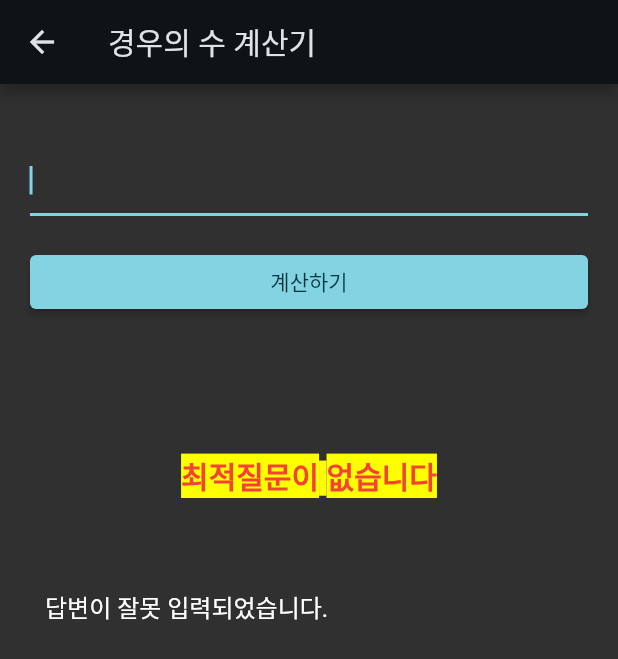
After one commit to graytraces/magic_calculator, a Flutter app: the CaseCalculatorScreenOld screen opened directly, after a tap on "계산하기", on a phone screen of 412 x 824 dp. The commit adds this screen. Shown: the top 659 px of the screen. Run offline on Flutter 3.47's test engine with Material 2 defaults, Android fonts, the phone set to English and light mode, and no system bars; our stand-ins replace device_info, fluttertoast, font_awesome_flutter, math_expressions, sqflite, video_player; accounts and stored records are empty.

Commit message:
구버전 포팅

```diff
--- a/magic_calculator_app/lib/screens/calculator_screen.dart
+++ b/magic_calculator_app/lib/screens/calculator_screen.dart
@@ -3,6 +3,7 @@ import 'dart:io';
 import 'package:flutter/material.dart';
 import 'package:magic_calculator_app/screens/calculator_home_screen.dart';
 import 'package:magic_calculator_app/screens/case_calculator_screen.dart';
+import 'package:magic_calculator_app/screens/case_calculator_screen_old.dart';
 import 'package:magic_calculator_app/widgets/header_display.dart';
 import 'package:magic_calculator_app/widgets/input_pad.dart';
 
@@ -87,7 +88,7 @@ class CalculatorScreen extends StatelessWidget {
               onLongPress: () {
                 Navigator.push(
                   context,
-                  MaterialPageRoute(builder: (context) => CaseCalculatorScreen()),
+                  MaterialPageRoute(builder: (context) => CaseCalculatorScreenOld()),
                 );
                 return;
               },
--- /dev/null
+++ b/magic_calculator_app/lib/screens/case_calculator_screen_old.dart
@@ -0,0 +1,485 @@
+import 'package:flutter/material.dart';
+import 'package:magic_calculator_app/app_stat_provider.dart';
+import 'package:magic_calculator_app/number_analysis/question_helper.dart';
+import 'package:magic_calculator_app/widgets/main/explain_result.dart';
+import 'package:magic_calculator_app/widgets/main/explain_text.dart';
+import 'package:provider/provider.dart';
+
+class CaseCalculatorScreenOld extends StatefulWidget {
+  const CaseCalculatorScreenOld({Key? key}) : super(key: key);
+
+  @override
+  _CaseCalculatorScreenOldState createState() => _CaseCalculatorScreenOldState();
+}
+
+class _CaseCalculatorScreenOldState extends State<CaseCalculatorScreenOld> {
+  final double _verticalPaddingBetweenWidget = 20;
+
+  TextEditingController inputNumberController = TextEditingController();
+
+  String _resultMessage = "";
+  String _firstNumberLength = "4";
+  String _secondNumberLength = "4";
+  bool _isUseBlackQuestion = true;
+
+
+  @override
+  void dispose() {
+    super.dispose();
+    inputNumberController.dispose();
+  }
+
+  _getContentTextStyle() {
+    return const TextStyle(fontSize: 16);
+  }
+
+  @override
+  Widget build(BuildContext context) {
+    AppStatProvider appStatProvider = context.read<AppStatProvider>();
+
+    return Scaffold(
+      appBar: AppBar(title: Text('경우의 수 계산기')),
+      body: SafeArea(
+        child: Padding(
+          padding: const EdgeInsets.all(20.0),
+          child: Column(
+            children: [
+              SizedBox(
+                height: _verticalPaddingBetweenWidget,
+              ),
+              TextField(
+                autofocus: true,
+                controller: inputNumberController,
+                keyboardType: TextInputType.number,
+                minLines: 1,
+                maxLines: 1,
+              ),
+              SizedBox(
+                height: _verticalPaddingBetweenWidget,
+              ),
+              SizedBox(
+                width: double.infinity,
+                child: ElevatedButton(
+                    onPressed: () {
+                      getFirstQuestion();
+                    },
+                    child: Text('계산하기')),
+              ),
+              SizedBox(
+                height: _verticalPaddingBetweenWidget,
+              ),
+              _strNumberPairList.length == 0
+                  ? SizedBox(
+                  width: double.infinity,
+                  height: 40,
+                  child: Center(
+                      child: Column(
+                        children: [
+                          Text(_resultMessage, style: _getAlertTextStyle()),
+                        ],
+                      )))
+                  : SizedBox(
+                  width: double.infinity,
+                  height: 20,
+                  child: Text(
+                      "○ 경우의수 : " +
+                          _strNumberPairList.length.toString() +
+                          " 가지",
+                      style: _getContentTextStyle())),
+              Padding(
+                padding: const EdgeInsets.all(10.0),
+                child: SizedBox(
+                  width: double.infinity,
+                  child: drawOptimalQuestion(),
+                ),
+              ),
+              ExplainResult(_strFilteredNumberPairList, appStatProvider),
+            ],
+          ),
+        ),
+      ),
+    );
+  }
+
+
+  List<List<String>> _strNumberPairList = [];
+  List<List<String>> _strFilteredNumberPairList = [];
+
+  List<List<int>> _intNumberPairList = [];
+  List<QuestionCase> _bestQuestionSet = [];
+
+  QuestionCase _bestQuestion = QuestionCase([], 0, 0);
+  List<String> _answerList = [];
+  QuestionMaker _questionMaker = QuestionMaker([]);
+
+
+  bool isInt(String inputStr) {
+    if (inputStr == null) {
+      return false;
+    }
+    return int.tryParse(inputStr) != null;
+  }
+
+  //숫자 계산
+  void calculateNumber(String inputText) {
+    _strNumberPairList = []; //입력값에 대한 pair String ver
+    _intNumberPairList = []; //입력값에 대한 pair int ver
+
+    _strFilteredNumberPairList = []; //filter 결과값
+
+    _bestQuestionSet = []; //최종 베스트답
+    _bestQuestion = QuestionCase([], 0, 0);
+
+    _answerList = []; //입력한 답 담는곳
+
+    if (!isInt(inputText)) {
+      _resultMessage = "정수 숫자를 입력해주세요";
+      return;
+    }
+
+    var inputNumber = int.parse(inputText);
+
+    int startNumber = 2000;
+    int endNumber = 9999;
+    // for (int idx = 1; idx < int.parse(_firstNumberLength); idx++) {
+    //   //startNumber *= 10;
+    //   endNumber = endNumber * 10 + 9;
+    // }
+
+    String strFirstNumber = "";
+    String strSecondNumber = "";
+
+    for (int firstNumber = startNumber; firstNumber <= endNumber; firstNumber++) {
+      //if (inputNumber % (100000 + firstNumber) == 0) {
+      if (inputNumber % (firstNumber) == 0) {
+        var secondNumber = (inputNumber / firstNumber).toInt();
+
+        //if (firstNumber.toString().length > int.parse(_firstNumberLength) + 2 ||
+        if (firstNumber
+            .toString()
+            .length > int.parse(_firstNumberLength) ||
+            secondNumber
+                .toString()
+                .length > int.parse(_secondNumberLength)) {
+          continue;
+        }
+
+        strFirstNumber = firstNumber.toString();
+        if (strFirstNumber.length < int.parse(_firstNumberLength)) {
+          for (int idx2 = strFirstNumber.length; idx2 < int.parse(_firstNumberLength); idx2++) {
+            strFirstNumber = "0" + strFirstNumber;
+          }
+        }
+
+        strSecondNumber = secondNumber.toString();
+
+        if (strSecondNumber.length < int.parse(_secondNumberLength)) {
+          for (int idx2 = strSecondNumber.length; idx2 < int.parse(_secondNumberLength); idx2++) {
+            strSecondNumber = "0" + strSecondNumber;
+          }
+        }
+
+        _strNumberPairList.add([strFirstNumber, strSecondNumber]);
+        _intNumberPairList.add([firstNumber, secondNumber]);
+      }
+    }
+
+    if (_strNumberPairList.isEmpty) {
+      setState(() {
+        _resultMessage = "계산결과값이 없습니다";
+      });
+
+      return;
+    }
+
+    List<QuestionCase> resultList = [];
+    _questionMaker = QuestionMaker(_intNumberPairList);
+
+    QuestionCandidate? blackOneShotQuestion;
+    if (_isUseBlackQuestion) {
+      blackOneShotQuestion = _questionMaker.getBlackOneShotQuestion();
+    }
+
+    QuestionCase blackBestQuestion = QuestionCase([], 0, 0);
+    List<QuestionCase> blackBestQuestionSet = [];
+
+    if (blackOneShotQuestion != null) {
+      List<QuestionCandidate> blackOneshotQuestionCandidateList = [];
+      List<QuestionCase> blackOneshotQuestionCaseList = [];
+      blackOneshotQuestionCandidateList.add(blackOneShotQuestion);
+      blackBestQuestion = QuestionCase(blackOneshotQuestionCandidateList, 1, 1);
+      blackOneshotQuestionCaseList.add(blackBestQuestion);
+      blackBestQuestionSet = blackOneshotQuestionCaseList;
+    }
+
+    bool findFirstStep = false;
+
+    for (int i = 0; i < 4; i++) {
+      //resultList = 모든 케이스를 넣는다.
+      _questionMaker.getQuestionCase(resultList, _isUseBlackQuestion); //실제 답 찾는 로직
+      _bestQuestionSet = _questionMaker.getBestQuestionSet(
+          resultList, 1);
+
+      if (_bestQuestionSet.isNotEmpty) {
+        if (i == 0) {
+          findFirstStep = true;
+        }
+        break;
+      } else if (i == 0) {
+        if (blackOneShotQuestion != null) {
+          // 한방에 답 찾은경우
+          setState(() {
+            _bestQuestion = blackBestQuestion;
+            _bestQuestionSet = blackBestQuestionSet;
+          });
+          break;
+        }
+      }
+    }
+
+    for (QuestionCase qCase in _bestQuestionSet) {
+      qCase.questionList.sort((a, b) => a.index - b.index);
+    }
+
+    if (_bestQuestionSet.isEmpty) {
+      _bestQuestionSet.add(resultList[0]);
+      setState(() {
+        _bestQuestionSet[0].questionList.sort((a, b) => a.index - b.index);
+      });
+    } else {
+      //한방에 찾았고, black을 안쓸수 있는지 확인해본다.
+      if (findFirstStep) {
+        QuestionCase qCase = _bestQuestionSet[_bestQuestionSet.length - 1];
+
+        if (!qCase.questionList[0].name.contains("black")) {
+          //black 외에 질문이 존재함
+
+          for (int i = 0; i < _bestQuestionSet.length; i++) {
+            QuestionCase qCase2 = _bestQuestionSet[i];
+            if (qCase2.questionList[0].name.contains("black")) {
+              _bestQuestionSet.remove(qCase2);
+              i--;
+            }
+          }
+        }
+      }
+    }
+
+    setState(() {
+      _bestQuestion = _bestQuestionSet[0];
+      _answerList = List.filled(_bestQuestion.questionList.length, "false");
+    });
+  }
+
+  int getFirstQuestion() {
+
+    String number = inputNumberController.text;
+    //계산하기 버튼에 의해서 트리거 된다.
+    calculateNumber(number);
+
+    //경우의 수 계산 + 질문추천1번 만들기
+    return 10;
+  }
+
+  int getSecondQuestion() {
+    //첫번째 질문의 답에 의해서 트리거된다.
+
+    //filtered array를 넣고 최적값을 구해야하네...
+    return 10;
+  }
+
+  int getThirdQuestion() {
+    //두번째 질문의 답에 의해서 트리거된다.
+    return 10;
+  }
+
+  int getFourthQuestion() {
+    //세번째 질문의 답에 의해서 트리거 된다.
+    return 10;
+  }
+
+  int getFifthQuestion() {
+    //네번째 질문의 답에 의해서 트리거 된다.
+    return 10;
+  }
+
+
+
+
+
+
+  _getAlertTextStyle() {
+    return const TextStyle(
+        fontSize: 20,
+        backgroundColor: Colors.yellowAccent,
+        color: Colors.red,
+        fontWeight: FontWeight.bold);
+  }
+
+  drawOptimalQuestion() {
+    var blackAnswerList = <String>['false', '0', '1', '2', '3', '4', '5', '6', '7', '8', '9'];
+
+    return _bestQuestionSet.isEmpty
+        ? SizedBox(
+        width: double.infinity,
+        height: 90,
+        child: Center(
+            child: Column(
+              children: [
+                Padding(
+                  padding: const EdgeInsets.all(20.0),
+                  child: Text("최적질문이 없습니다", style: _getAlertTextStyle()),
+                ),
+              ],
+            )))
+        : SizedBox(
+      width: double.infinity,
+      height: (90 * _bestQuestion.questionList.length).toDouble(),
+      child: ListView.builder(
+        itemBuilder: (BuildContext context, int index) {
+          return Padding(
+            padding: const EdgeInsets.fromLTRB(20, 0, 20, 10),
+            child: Row(
+              mainAxisAlignment: MainAxisAlignment.spaceBetween,
+              children: [
+                Padding(
+                  padding: const EdgeInsets.all(4.0),
+                  child: ExplainText(_bestQuestion.questionList[index].name),
+                ),
+                Center(
+                  child: _bestQuestion.questionList[index].name.contains("black")
+                      ? SizedBox(
+                    width: 100,
+                    height: 40,
+                    child: DropdownButton(
+                      isExpanded: true,
+                      items:
+                      blackAnswerList.map<DropdownMenuItem<String>>((String value) {
+                        return DropdownMenuItem<String>(
+                          value: value,
+                          child: Center(child: Text(value == "false" ? "선택" : value)),
+                        );
+                      }).toList(),
+                      value: _answerList[index],
+                      onChanged: (String? newValue) async {
+                        setState(() {
+                          _answerList[index] = newValue!;
+                        });
+                        _applyFilter();
+                      },
+                    ),
+                  )
+                      : ToggleButtons(
+                    direction: Axis.horizontal,
+                    onPressed: (int toggleIndex) {
+                      setState(() {
+                        // The button that is tapped is set to true, and the others to false.
+                        _answerList[index] = (0 == toggleIndex).toString();
+                      });
+                      _applyFilter();
+                    },
+                    selectedColor: Colors.white,
+                    fillColor: Colors.white24,
+                    color: Colors.white24,
+                    constraints: const BoxConstraints(
+                      minHeight: 30.0,
+                      minWidth: 60.0,
+                    ),
+                    isSelected: [
+                      _answerList[index].toLowerCase() == "true",
+                      _answerList[index].toLowerCase() == "false"
+                    ],
+                    children:
+                    getToggleButtonTextList(_bestQuestion.questionList[index].name),
+                  ),
+                ),
+              ],
+            ),
+          );
+        },
+        physics: const NeverScrollableScrollPhysics(),
+        itemCount: _bestQuestion.questionList.length,
+      ),
+    );
+  }
+
+  getToggleButtonTextList(String name) {
+    List<Widget> questionAnswers = [];
+
+    if (name.contains("red")) {
+      questionAnswers = <Widget>[
+        Text(
+          '홀',
+          style: _getContentTextStyle(),
+        ),
+        Text(
+          '짝',
+          style: _getContentTextStyle(),
+        )
+      ];
+    } else if (name.contains("blue")) {
+      questionAnswers = <Widget>[
+        Text(
+          '0~4',
+          style: _getContentTextStyle(),
+        ),
+        Text(
+          '5~9',
+          style: _getContentTextStyle(),
+        )
+      ];
+    } else if (name.contains("green")) {
+      questionAnswers = <Widget>[
+        Text(
+          'Y',
+          style: _getContentTextStyle(),
+        ),
+        Text(
+          'N',
+          style: _getContentTextStyle(),
+        )
+      ];
+    } else if (name.contains("black")) {}
+
+    return questionAnswers;
+  }
+
+
+
+  void _applyFilter() {
+
+    setState(() {
+      _strFilteredNumberPairList = [];
+    });
+
+    List<int> applyFilterArray = _questionMaker.getApplyFilterArray(_bestQuestion, _answerList);
+
+    for (int i = 0; i < applyFilterArray.length; i++) {
+      setState(() {
+        _strFilteredNumberPairList.add(_strNumberPairList[applyFilterArray[i]]);
+      });
+    }
+
+
+    if(_strFilteredNumberPairList.length == 1){
+      return;
+    }
+
+    switch(_answerList.length){
+      case 1:
+        getSecondQuestion();
+        break;
+      case 2:
+        getThirdQuestion();
+        break;
+      case 3:
+        getFourthQuestion();
+        break;
+      case 4:
+        getFifthQuestion();
+        break;
+    }
+  }
+
+
+}
```
